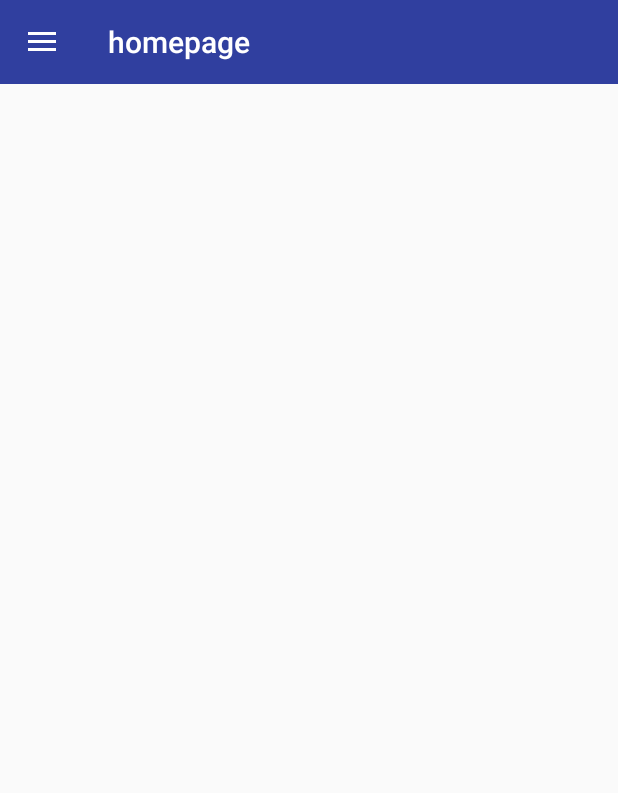
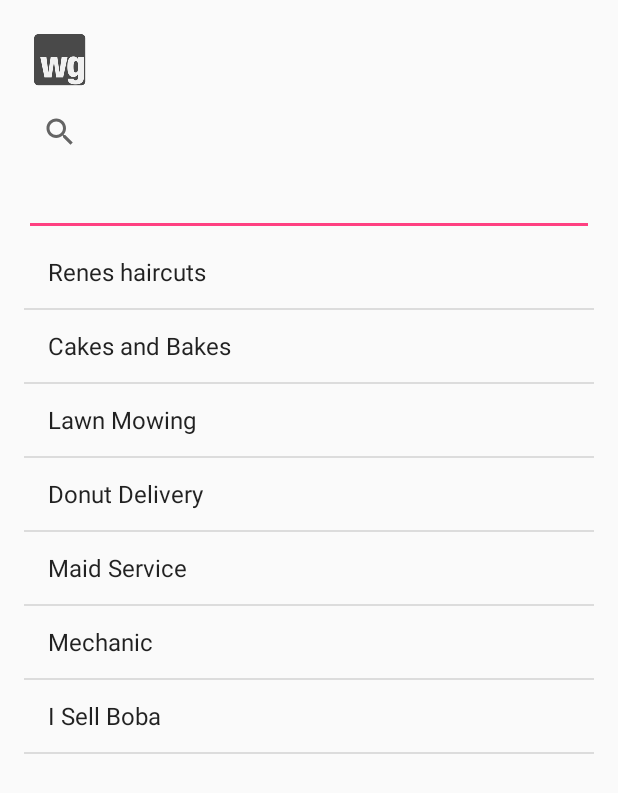
Before and after one commit to chills510/Whats_Good, an Android app: the homepage screen opened directly, with no data from a screen before it, on a phone screen of 412 x 824 dp. Shown: the top 793 px of the screen. Run offline under Robolectric (Android 15) with nearby library versions, the phone set to English and light mode, and no system bars.

Commit message:
Fixed Homepage, added listview with services

```diff
--- a/app/src/main/java/com/example/dtruong510/whatsgood/homepage.java
+++ b/app/src/main/java/com/example/dtruong510/whatsgood/homepage.java
@@ -9,46 +9,44 @@ import android.support.design.widget.Snackbar;
 import android.support.v7.app.AppCompatActivity;
 import android.support.v7.widget.Toolbar;
 import android.view.View;
-import android.support.v4.widget.DrawerLayout;
-import android.support.v7.app.ActionBarActivity;
-import android.support.v7.app.ActionBarDrawerToggle;
-import android.support.v7.widget.LinearLayoutManager;
-import android.support.v7.widget.RecyclerView;
-import android.view.Menu;
-import android.view.MenuItem;
+import android.widget.AdapterView;
+import android.widget.ArrayAdapter;
+import android.widget.ListAdapter;
+import android.widget.ListView;
+import android.widget.TextView;
+import android.widget.Toast;
+import android.widget.AdapterView.OnItemClickListener;
 
+import java.util.List;
 
-public class homepage extends AppCompatActivity {
+public class homepage extends AppCompatActivity implements AdapterView.OnItemClickListener{
 
-    DrawerLayout drawerLayout;
-    ActionBarDrawerToggle actionBarDrawerToggle;
+    ListView l;
+
+    String[] services = {"Renes haircuts", "Cakes and Bakes", "Lawn Mowing", "Donut Delivery", "Maid Service", "Mechanic"
+    , "I Sell Boba"};
+
     @Override
     protected void onCreate(Bundle savedInstanceState) {
         super.onCreate(savedInstanceState);
         setContentView(R.layout.activity_homepage);
         Toolbar toolbar = (Toolbar) findViewById(R.id.toolbar);
         setSupportActionBar(toolbar);
-        drawerLayout =(DrawerLayout)findViewById(R.id.drawer_layout);
-        actionBarDrawerToggle = new ActionBarDrawerToggle(this, drawerLayout,
-                toolbar, R.string.drawer_open, R.string.drawer_close);
-        drawerLayout.setDrawerListener(actionBarDrawerToggle);
+
+        l = (ListView) findViewById(R.id.theListView);
+        ArrayAdapter<String> adapter = new ArrayAdapter<String>(this,android.R.layout.simple_list_item_1, services);
+        l.setAdapter(adapter);
+        l.setOnItemClickListener(this);
+
+
+
 
     }
 
+
     @Override
-    protected void onPostCreate(Bundle savedInstanceState) {
-        super.onPostCreate(savedInstanceState);
-        actionBarDrawerToggle.syncState();
+    public void onItemClick(AdapterView<?> parent, View view, int position, long id) {
+        TextView temp = (TextView) view;
+        Toast.makeText(this,temp.getText() + "",Toast.LENGTH_SHORT).show();
     }
-
-    /*@Override
-    public void quickSearchBtn()
-    {
-        Intent intent = getIntent();
-        if(Intent.ACTION_SEARCH.equals(intent.getAction()))
-        {
-            String query = intent.getStringExtra(SearchManager.QUERY);
-            //DoSearchQueryFunction(query)
-        }
-    }*/
 }
--- a/app/src/main/res/layout/activity_homepage.xml
+++ b/app/src/main/res/layout/activity_homepage.xml
@@ -1,37 +1,20 @@
 <?xml version="1.0" encoding="utf-8"?>
-<android.support.v4.widget.DrawerLayout
-    xmlns:android="http://schemas.android.com/apk/res/android"
+<android.support.design.widget.CoordinatorLayout xmlns:android="http://schemas.android.com/apk/res/android"
     xmlns:app="http://schemas.android.com/apk/res-auto"
     xmlns:tools="http://schemas.android.com/tools"
     android:layout_width="match_parent"
     android:layout_height="match_parent"
     android:fitsSystemWindows="true"
+    tools:context="com.example.dtruong510.whatsgood.homepage">
+
+    <android.support.design.widget.AppBarLayout
+        android:layout_width="match_parent"
+        android:layout_height="wrap_content"
+        android:theme="@style/AppTheme.AppBarOverlay">
+
+    </android.support.design.widget.AppBarLayout>
+
+    <include layout="@layout/content_homepage" />
 
 
-    tools:context="com.example.dtruong510.whatsgood.homepage"
-    android:id="@+id/drawer_layout"
-    >
-
-    <LinearLayout
-        android:layout_width="match_parent"
-        android:layout_height="match_parent"
-        android:orientation="vertical"
-        >
-        <include
-            android:layout_height="wrap_content"
-            android:layout_width="match_parent"
-            layout="@layout/toolbar_layout"
-            />
-    </LinearLayout>
-
-    <android.support.design.widget.NavigationView
-        android:layout_width="match_parent"
-        android:layout_height="wrap_content"
-        android:id="@+id/navigation_view"
-        app:menu="@menu/drawer_menu"
-        app:headerLayout="@layout/navigation_drawer_header"
-
-        android:layout_gravity="start"
-        ></android.support.design.widget.NavigationView>
-
-</android.support.v4.widget.DrawerLayout>
+</android.support.design.widget.CoordinatorLayout>
--- a/app/src/main/res/layout/content_homepage.xml
+++ b/app/src/main/res/layout/content_homepage.xml
@@ -1,9 +1,10 @@
 <?xml version="1.0" encoding="utf-8"?>
-<android.support.v4.widget.DrawerLayout xmlns:android="http://schemas.android.com/apk/res/android"
+<LinearLayout xmlns:android="http://schemas.android.com/apk/res/android"
     xmlns:app="http://schemas.android.com/apk/res-auto"
     xmlns:tools="http://schemas.android.com/tools"
     android:layout_width="match_parent"
     android:layout_height="match_parent"
+    android:orientation="vertical"
     android:paddingBottom="@dimen/activity_vertical_margin"
     android:paddingLeft="@dimen/activity_horizontal_margin"
     android:paddingRight="@dimen/activity_horizontal_margin"
@@ -12,5 +13,29 @@
     tools:context="com.example.dtruong510.whatsgood.homepage"
     tools:showIn="@layout/activity_homepage">
 
+    <ImageButton
+        android:layout_width="wrap_content"
+        android:layout_height="wrap_content"
+        android:id="@+id/imageButton"
+        android:background="@mipmap/ic_dropdown" />
 
-</android.support.v4.widget.DrawerLayout>
+    <SearchView
+        android:layout_width="wrap_content"
+        android:layout_height="wrap_content"
+        android:id="@+id/searchView2" />
+
+    <EditText
+        android:layout_width="match_parent"
+        android:layout_height="wrap_content"
+        android:id="@+id/editText"
+        android:layout_gravity="center_horizontal" />
+
+    <ListView
+       android:layout_width="match_parent"
+       android:layout_height="473dp"
+       android:id="@+id/theListView">
+
+   </ListView>
+
+
+</LinearLayout>
```
Also changed, not shown: app/src/main/java/com/example/dtruong510/whatsgood/CreateAService.java (+19 -0 lines), app/src/main/java/com/example/dtruong510/whatsgood/Rating.java (+11 -0 lines), app/src/main/res/layout/content_registration.xml (+6 -6 lines), app/src/main/res/menu/activity_navigation_drawer.xml (added, +36 -0 lines), app/src/main/res/menu/navigation.xml (added, +9 -0 lines).
